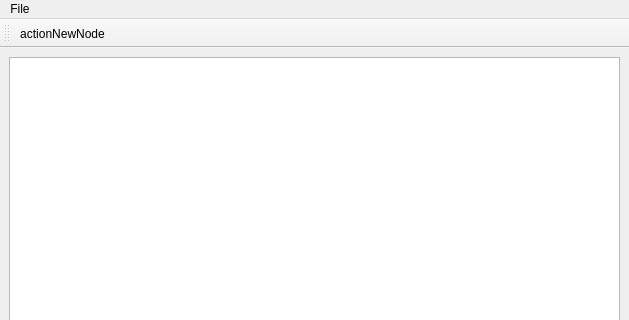
AnejVovcak/EGUI2023L-Vovcak-Anej, file mainwindow.ui: the form before one commit; both pictures show x 0 to 629 and y 0 to 320 of the 629 by 595 pixel window.
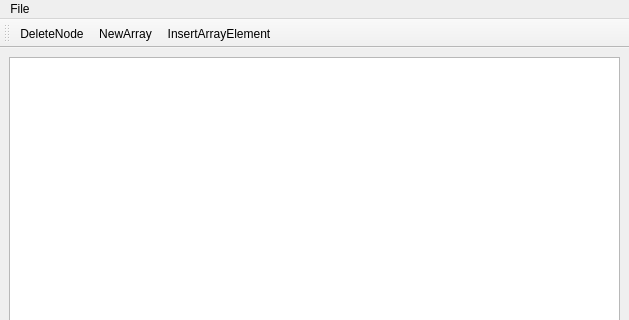
The form after the commit. Icons and pictures are not drawn.

The edit to the form file:
```diff
--- a/mainwindow.ui
+++ b/mainwindow.ui
@@ -51,7 +51,9 @@
    <attribute name="toolBarBreak">
     <bool>false</bool>
    </attribute>
-   <addaction name="actionactionNewNode"/>
+   <addaction name="actiondeleteNode"/>
+   <addaction name="actionNewArray"/>
+   <addaction name="insert_array_element"/>
   </widget>
   <action name="actionOpen">
    <property name="text">
@@ -75,7 +77,22 @@
   </action>
   <action name="actionactionNewNode">
    <property name="text">
-    <string>actionNewNode</string>
+    <string>NewObject</string>
+   </property>
+  </action>
+  <action name="actiondeleteNode">
+   <property name="text">
+    <string>DeleteNode</string>
+   </property>
+  </action>
+  <action name="actionNewArray">
+   <property name="text">
+    <string>NewArray</string>
+   </property>
+  </action>
+  <action name="insert_array_element">
+   <property name="text">
+    <string>InsertArrayElement</string>
    </property>
   </action>
  </widget>
```
Left out of the diff: 5 changed lines with no effect on the pictures.
